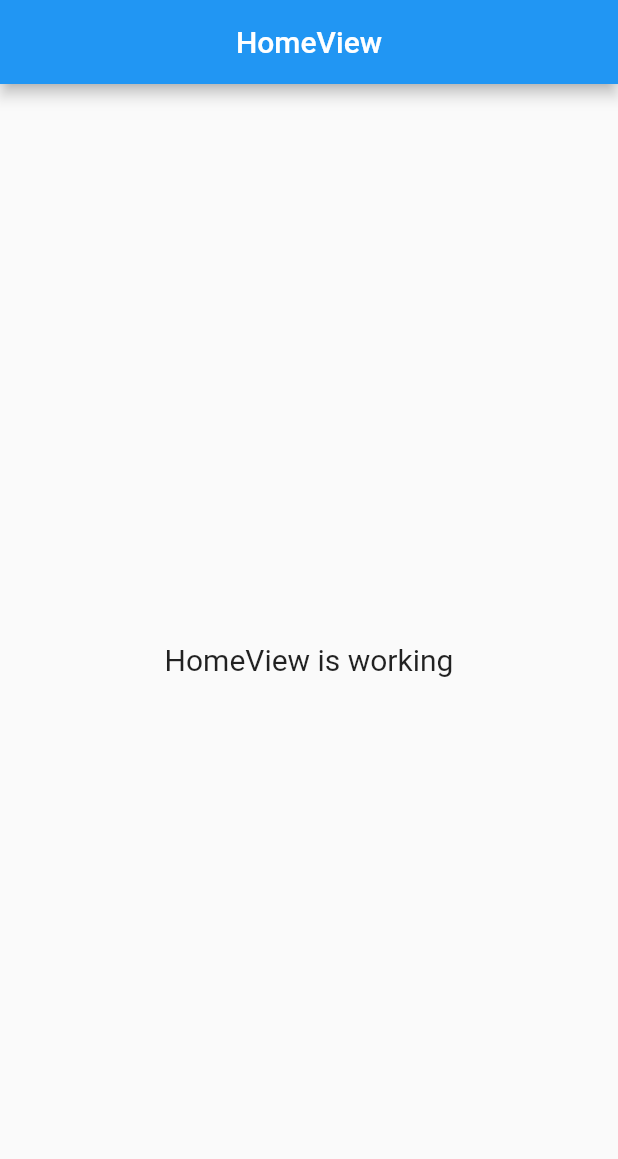
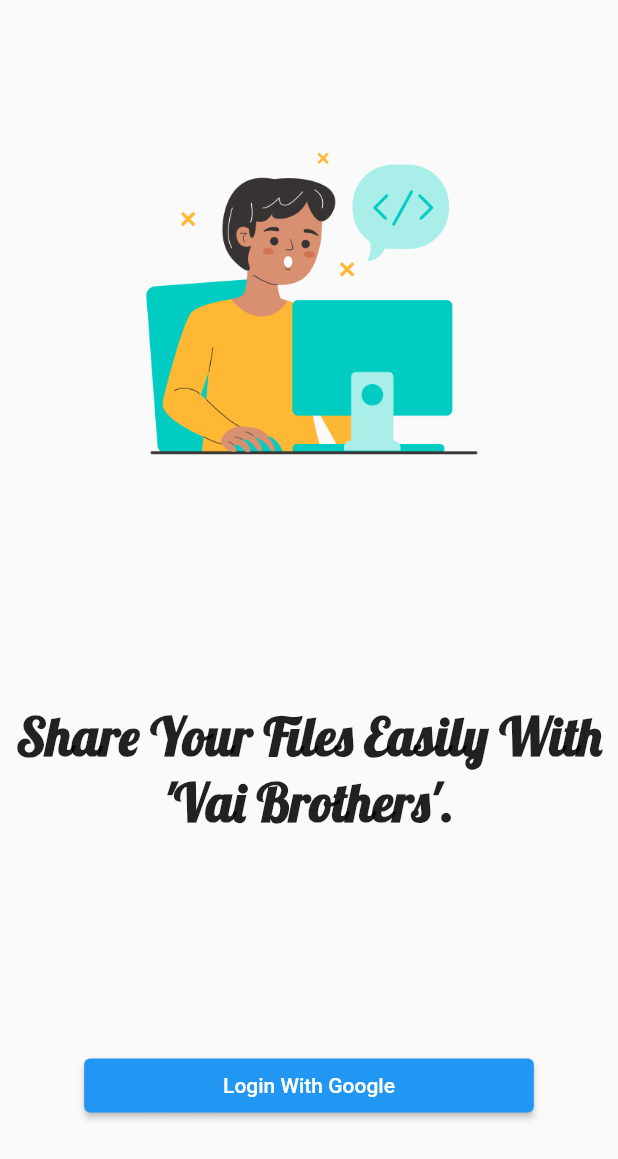
Before and after one commit to srpallab/srp-drive, a Flutter app: the screen it shows after launch, on a phone screen of 412 x 824 dp. Shown: the top 1159 px of the screen. Run offline on Flutter 3.47's test engine with Material 2 defaults, Android fonts, the phone set to English and light mode, and no system bars; our stand-ins replace get, google_fonts.

Commit message:
ADD
Login Page.

```diff
--- /dev/null
+++ b/lib/app/core/theme/layouts.dart
@@ -0,0 +1,5 @@
+import 'package:flutter/material.dart';
+
+Scaffold blankLayout({required Widget body}) {
+  return Scaffold(body: SafeArea(child: body));
+}
--- /dev/null
+++ b/lib/app/core/theme/my_text_styles.dart
@@ -0,0 +1,11 @@
+import 'package:flutter/material.dart';
+import 'package:google_fonts/google_fonts.dart';
+
+class MyTextStyles {
+  MyTextStyles._();
+
+  static TextStyle titleText = GoogleFonts.lobster(
+    fontSize: 35,
+    fontWeight: FontWeight.bold,
+  );
+}
--- /dev/null
+++ b/lib/app/core/values/images.dart
@@ -0,0 +1,5 @@
+class LocalImages {
+  LocalImages._();
+
+  static const String loginImage = "assets/images/programming.png";
+}
--- /dev/null
+++ b/lib/app/modules/home/index.dart
@@ -0,0 +1,5 @@
+library home;
+
+export 'bindings/home_binding.dart';
+export 'controllers/home_controller.dart';
+export 'views/home_view.dart';
--- /dev/null
+++ b/lib/app/modules/login/index.dart
@@ -0,0 +1,5 @@
+library login;
+
+export 'bindings/login_binding.dart';
+export 'controllers/login_controller.dart';
+export 'views/login_view.dart';
--- /dev/null
+++ b/lib/app/modules/login/views/login_view.dart
@@ -0,0 +1,40 @@
+import 'package:flutter/material.dart';
+import 'package:get/get.dart';
+
+import '../../../core/theme/layouts.dart';
+import '../../../core/theme/my_text_styles.dart';
+import '../../../core/values/images.dart';
+import '../controllers/login_controller.dart';
+
+class LoginView extends GetView<LoginController> {
+  const LoginView({Key? key}) : super(key: key);
+  @override
+  Widget build(BuildContext context) {
+    return blankLayout(
+      body: Padding(
+        padding: const EdgeInsets.all(5.0),
+        child: Column(
+          mainAxisAlignment: MainAxisAlignment.spaceAround,
+          children: [
+            Image.asset(LocalImages.loginImage, height: 250),
+            Text(
+              "Share Your Files Easily With 'Vai Brothers'.",
+              style: MyTextStyles.titleText,
+              textAlign: TextAlign.center,
+            ),
+            ElevatedButton(
+              onPressed: () {},
+              child: SizedBox(
+                width: Get.width * 0.65,
+                child: const Text(
+                  "Login With Google",
+                  textAlign: TextAlign.center,
+                ),
+              ),
+            )
+          ],
+        ),
+      ),
+    );
+  }
+}
--- a/lib/app/routes/app_pages.dart
+++ b/lib/app/routes/app_pages.dart
@@ -1,14 +1,16 @@
+// ignore_for_file: constant_identifier_names
+
 import 'package:get/get.dart';
 
-import '../modules/home/bindings/home_binding.dart';
-import '../modules/home/views/home_view.dart';
+import '../modules/home/index.dart';
+import '../modules/login/index.dart';
 
 part 'app_routes.dart';
 
 class AppPages {
   AppPages._();
 
-  static const INITIAL = Routes.HOME;
+  static const INITIAL = Routes.LOGIN;
 
   static final routes = [
     GetPage(
@@ -16,5 +18,10 @@ class AppPages {
       page: () => const HomeView(),
       binding: HomeBinding(),
     ),
+    GetPage(
+      name: _Paths.LOGIN,
+      page: () => const LoginView(),
+      binding: LoginBinding(),
+    ),
   ];
 }
--- a/lib/app/routes/app_routes.dart
+++ b/lib/app/routes/app_routes.dart
@@ -4,9 +4,11 @@ part of 'app_pages.dart';
 abstract class Routes {
   Routes._();
   static const HOME = _Paths.HOME;
+  static const LOGIN = _Paths.LOGIN;
 }
 
 abstract class _Paths {
   _Paths._();
   static const HOME = '/home';
+  static const LOGIN = '/login';
 }
--- a/pubspec.yaml
+++ b/pubspec.yaml
@@ -38,3 +38,6 @@ dev_dependencies:
 
 flutter:
   uses-material-design: true
+
+  assets:
+    - assets/images/
```
Also changed, not shown: lib/app/modules/login/bindings/login_binding.dart (added, +12 -0 lines), lib/app/modules/login/controllers/login_controller.dart (added, +23 -0 lines), assets/images/programming.png (added).
